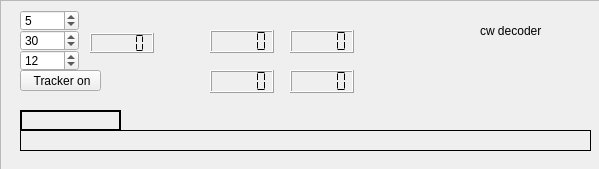
Old version of the form swreceiver/plugins/decoders/cw-decoder/widget.ui in the repository JvanKatwijk/sdr-j-sw.
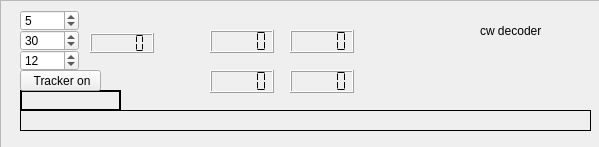
New version of the form.

Patch:
```diff
--- a/swreceiver/plugins/decoders/cw-decoder/widget.ui
+++ b/swreceiver/plugins/decoders/cw-decoder/widget.ui
@@ -7,7 +7,7 @@
     <x>0</x>
     <y>0</y>
     <width>599</width>
-    <height>169</height>
+    <height>147</height>
    </rect>
   </property>
   <property name="windowTitle">
@@ -32,7 +32,7 @@
     <property name="geometry">
      <rect>
       <x>20</x>
-      <y>110</y>
+      <y>90</y>
       <width>101</width>
       <height>21</height>
      </rect>
@@ -51,7 +51,7 @@
     <property name="geometry">
      <rect>
       <x>20</x>
-      <y>130</y>
+      <y>110</y>
       <width>571</width>
       <height>21</height>
      </rect>
```
Left out of the diff: 27 changed lines with no effect on the pictures.
